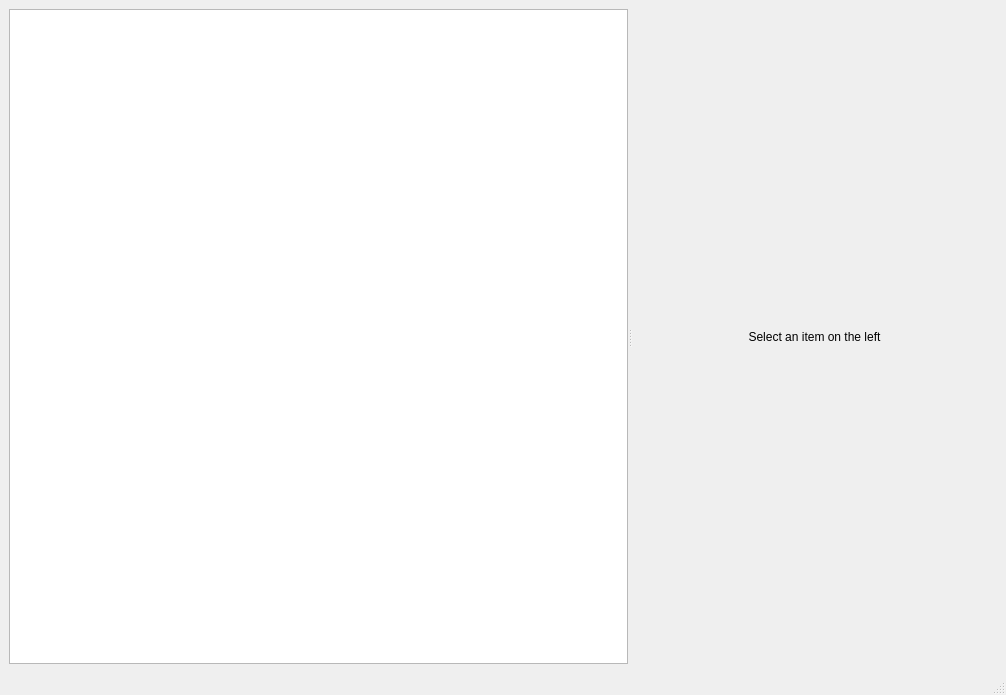
fferri/GLTF-Tool, file mainwindow.ui: the form before one commit.
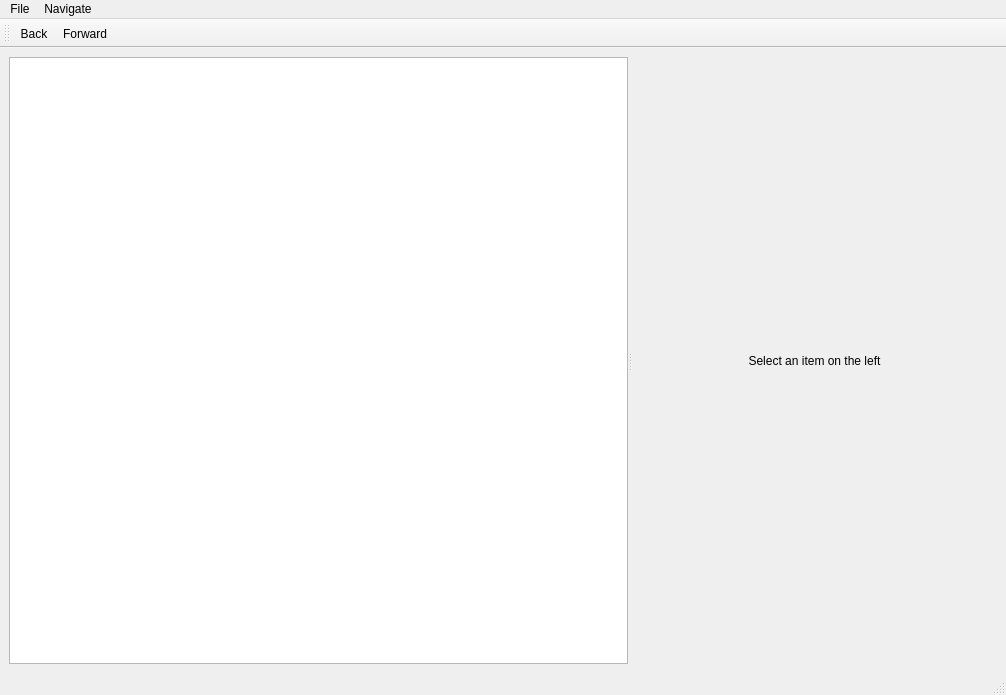
The form after the commit.

Commit message: add menu, toolbar & history

```diff
--- a/mainwindow.ui
+++ b/mainwindow.ui
@@ -66,8 +66,51 @@
      <height>22</height>
     </rect>
    </property>
+   <widget class="QMenu" name="menuFile">
+    <property name="title">
+     <string>File</string>
+    </property>
+    <addaction name="actionOpen"/>
+   </widget>
+   <widget class="QMenu" name="menuNavigate">
+    <property name="title">
+     <string>Navigate</string>
+    </property>
+    <addaction name="actionBack"/>
+    <addaction name="actionForward"/>
+   </widget>
+   <addaction name="menuFile"/>
+   <addaction name="menuNavigate"/>
   </widget>
   <widget class="QStatusBar" name="statusbar"/>
+  <widget class="QToolBar" name="toolBar">
+   <property name="windowTitle">
+    <string>toolBar</string>
+   </property>
+   <attribute name="toolBarArea">
+    <enum>TopToolBarArea</enum>
+   </attribute>
+   <attribute name="toolBarBreak">
+    <bool>false</bool>
+   </attribute>
+   <addaction name="actionBack"/>
+   <addaction name="actionForward"/>
+  </widget>
+  <action name="actionOpen">
+   <property name="text">
+    <string>Open...</string>
+   </property>
+  </action>
+  <action name="actionBack">
+   <property name="text">
+    <string>Back</string>
+   </property>
+  </action>
+  <action name="actionForward">
+   <property name="text">
+    <string>Forward</string>
+   </property>
+  </action>
  </widget>
  <resources/>
  <connections/>
```
The commit also changes 2 other files.
